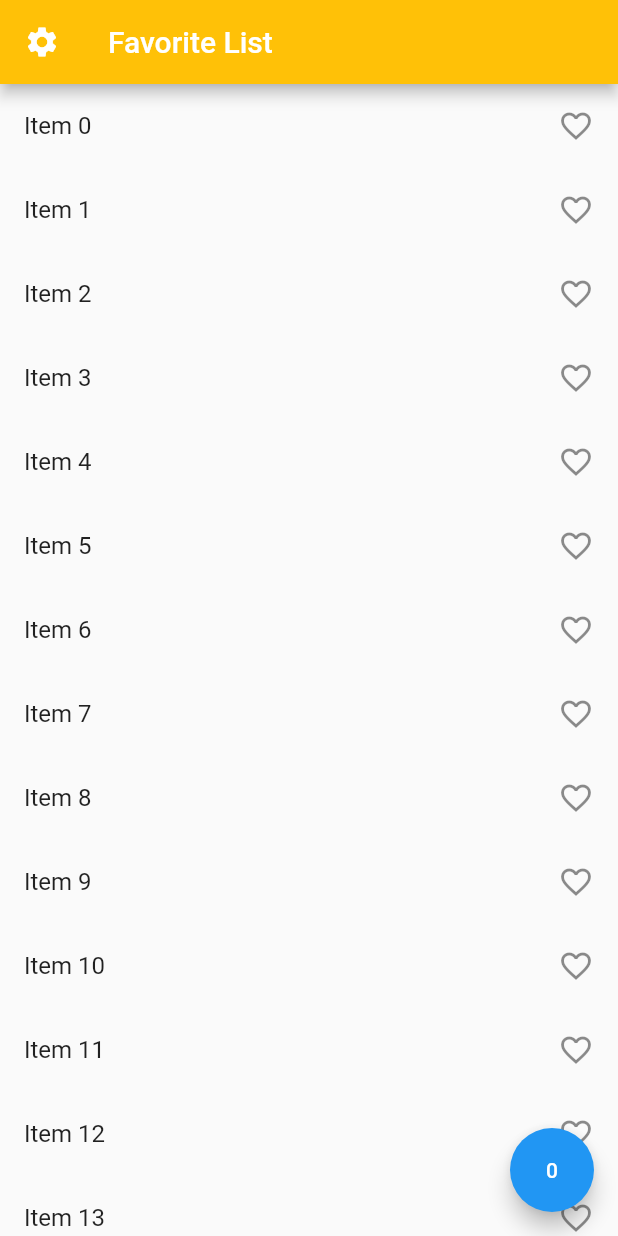
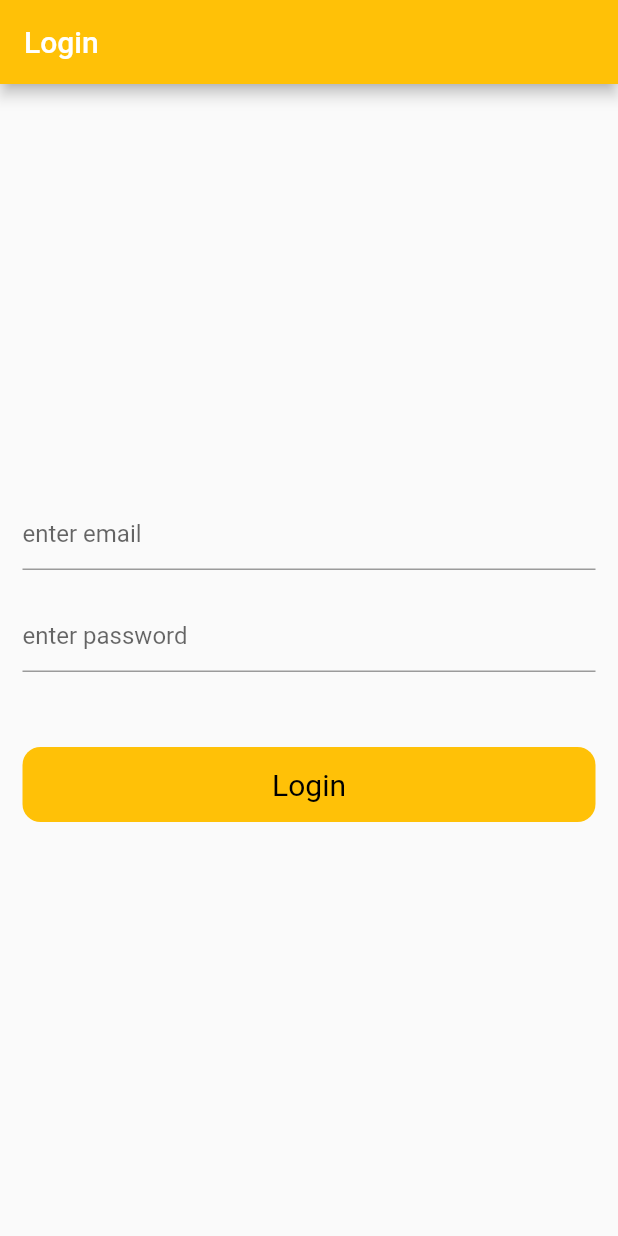
Before and after one commit to tushar-kuchchal/flutterProvider, a Flutter app: the screen it shows after launch, on a phone screen of 412 x 824 dp. Run offline on Flutter 3.47's test engine with Material 2 defaults, Android fonts, the phone set to English and light mode, and no system bars.

Commit message:
log in screen

```diff
--- a/lib/main.dart
+++ b/lib/main.dart
@@ -1,12 +1,14 @@
 // ignore_for_file: prefer_const_constructors
 
 import 'package:flutter/material.dart';
+import 'package:flutter_provider/provider/auth_provider.dart';
 import 'package:flutter_provider/provider/count_provider.dart';
 import 'package:flutter_provider/provider/favorite/favorite_provider.dart';
 import 'package:flutter_provider/provider/slider_provider.dart';
 import 'package:flutter_provider/provider/theme_provider.dart';
 import 'package:flutter_provider/screens/counter_example.dart';
 import 'package:flutter_provider/screens/favourite/favorite_items.dart';
+import 'package:flutter_provider/screens/login.dart';
 import 'package:provider/provider.dart';
 
 void main() {
@@ -32,6 +34,9 @@ class MainApp extends StatelessWidget {
         ChangeNotifierProvider(
           create: (_) => ThemeChangeProvider(),
         ),
+        ChangeNotifierProvider(
+          create: (_) => AuthProvider(),
+        ),
       ],
       child: Builder(
         builder: (BuildContext context) {
@@ -50,7 +55,7 @@ class MainApp extends StatelessWidget {
                   primarySwatch: Colors.purple,
                   appBarTheme: AppBarTheme(color: Colors.teal),
                   iconTheme: IconThemeData(color: Colors.tealAccent[100])),
-              home: Favoriteitems());
+              home: Login());
         },
       ),
     );
--- /dev/null
+++ b/lib/provider/auth_provider.dart
@@ -0,0 +1,42 @@
+// ignore_for_file: prefer_interpolation_to_compose_strings
+import 'package:flutter/material.dart';
+import 'package:flutter/foundation.dart';
+import 'package:flutter_provider/screens/favourite/favorite_items.dart';
+import 'package:http/http.dart';
+class AuthProvider with ChangeNotifier{
+  bool _loading=false;
+  get loading=>_loading;
+
+  void setLoading(bool value){
+    _loading=value;
+    notifyListeners();
+  }
+
+  void login(String email, String password, BuildContext context)async{
+    setLoading(true);
+    try{
+      Response response=await post(Uri.parse('https://reqres.in/api/login'),
+      body: {
+        'email':email,
+        'password':password
+      });
+      if(response.statusCode==200){
+        print('LoginSuccfull========>>>>>>>>>');
+        setLoading(false);
+       Navigator.pushReplacement(context,MaterialPageRoute(builder: (ctx)=> Favoriteitems()));
+
+      }
+      else{
+        print('Login failed ==========>>>>>>>>>>.');
+        setLoading(false);
+      }
+
+
+    }
+    catch(e){
+      print('login error'+e.toString());
+      setLoading(false);
+    }
+  }
+
+}
--- /dev/null
+++ b/lib/screens/login.dart
@@ -0,0 +1,82 @@
+// ignore_for_file: prefer_const_constructors
+
+import 'package:flutter/material.dart';
+import 'package:flutter_provider/provider/auth_provider.dart';
+import 'package:provider/provider.dart';
+
+class Login extends StatefulWidget {
+  const Login({super.key});
+
+  @override
+  State<Login> createState() => _LoginState();
+}
+
+class _LoginState extends State<Login> {
+  TextEditingController emailController = TextEditingController();
+  TextEditingController passwordController = TextEditingController();
+
+  @override
+  void initState() {
+    super.initState();
+    // Implement some initialization operations here.
+  }
+
+  @override
+  Widget build(BuildContext context) {
+    final authProvider=Provider.of<AuthProvider>(context);
+    return Scaffold(
+      appBar: AppBar(
+        title: Text('Login'),
+      ),
+      body: Padding(
+        padding: EdgeInsets.symmetric(horizontal: 15),
+        child: Column(
+          crossAxisAlignment: CrossAxisAlignment.center,
+          mainAxisAlignment: MainAxisAlignment.center,
+          children: [
+            TextFormField(
+              controller: emailController,
+              decoration: InputDecoration(
+                hintText: 'enter email',
+              ),
+            ),
+            SizedBox(
+              height: 20,
+            ),
+            TextFormField(
+              controller: passwordController,
+              decoration: InputDecoration(hintText: 'enter password'),
+            ),
+            SizedBox(
+              height: 50,
+            ),
+            InkWell(
+              onTap: () {
+                if(emailController.text.isEmpty || passwordController.text.isEmpty){
+                   showDialog(context: context, builder: (context) => AlertDialog(
+                     title: Text('Please enter valid email and password'),
+                     actions: [
+                      TextButton(onPressed: (){
+                        Navigator.pop(context);
+                      }, child: Text('Ok'))
+                     ],
+                   ));
+                }
+                authProvider.login(emailController.text.toString(), passwordController.text.toString(),context);
+              },
+              child: Container(
+                height: 50,
+                decoration: BoxDecoration(
+                  color: Colors.amber,
+                  borderRadius: BorderRadius.circular(12)
+                ),
+                child: Center(child: authProvider.loading ? CircularProgressIndicator() : Text('Login',
+                style: TextStyle(fontSize: 20,color: Colors.black),)),
+              ),
+            )
+          ],
+        ),
+      ),
+    );
+  }
+}
--- a/pubspec.yaml
+++ b/pubspec.yaml
@@ -9,6 +9,7 @@ environment:
 dependencies:
   flutter:
     sdk: flutter
+  http: ^1.1.0
   provider: ^6.1.1
 
 dev_dependencies:
```
Also changed, not shown: pubspec.lock.
